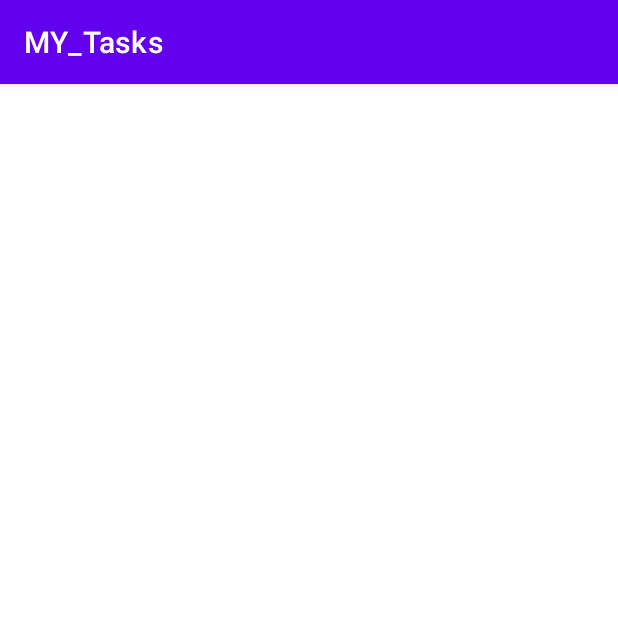
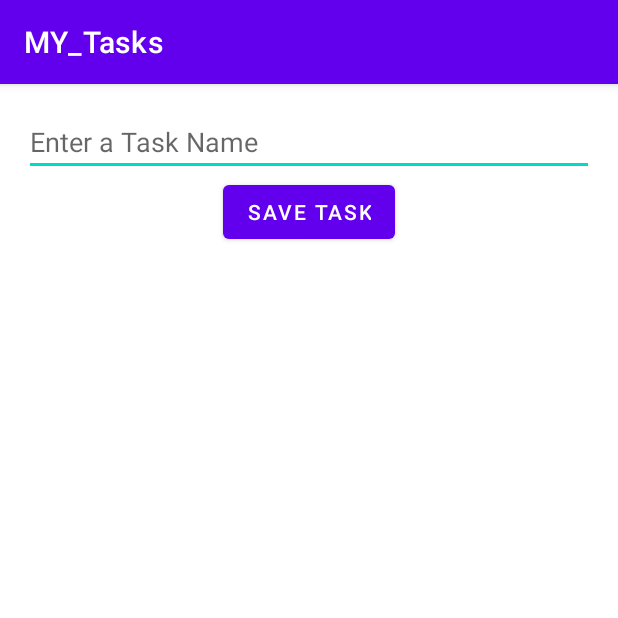
Before and after one commit to AntonJurkovskiy/MY_Tasks, an Android app: the screen it shows after launch (MainActivity), on a phone screen of 412 x 824 dp, the top half of it. Run offline under Robolectric (Android 15) with nearby library versions, the phone set to English and light mode, and no system bars; our stand-ins replace Room's generated code, data binding; 1 statement that could not run was skipped.

Commit message:
added DataBase

```diff
--- /dev/null
+++ b/app/src/main/java/com/azimut4946777/my_tasks/TaskDao.kt
@@ -0,0 +1,22 @@
+package com.azimut4946777.my_tasks
+
+import androidx.lifecycle.LiveData
+import androidx.room.*
+
+@Dao
+interface TaskDao {
+    @Insert
+   suspend  fun insert(task: Task)
+
+    @Update
+    suspend fun update(task: Task)
+
+    @Delete
+    suspend fun delete(task: Task)
+
+    @Query("SELECT * FROM task_table WHERE taskId = :taskId")
+    fun get(taskId: Long): LiveData<Task>
+
+    @Query("SELECT * FROM task_table ORDER BY taskId DESC")
+    fun getAll(): LiveData<List<Task>>
+}
--- /dev/null
+++ b/app/src/main/java/com/azimut4946777/my_tasks/TaskDatabase.kt
@@ -0,0 +1,30 @@
+package com.azimut4946777.my_tasks
+
+import android.content.Context
+import androidx.room.Database
+import androidx.room.Room
+import androidx.room.RoomDatabase
+
+@Database(entities = [Task::class], version = 1, exportSchema = false)
+abstract class TaskDatabase : RoomDatabase() {
+    abstract val taskDao: TaskDao
+
+    companion object {
+        @Volatile
+        private var INSTANCE: TaskDatabase? = null
+        fun getInstance(context: Context): TaskDatabase {
+            synchronized(this) {
+                var instance = INSTANCE
+                if (instance == null) {
+                    instance = Room.databaseBuilder(
+                        context.applicationContext,
+                        TaskDatabase::class.java,
+                        "tasks_database"
+                    ).build()
+                    INSTANCE = instance
+                }
+                return instance
+            }
+        }
+    }
+}
--- a/app/src/main/java/com/azimut4946777/my_tasks/TasksFragment.kt
+++ b/app/src/main/java/com/azimut4946777/my_tasks/TasksFragment.kt
@@ -5,25 +5,28 @@ import androidx.fragment.app.Fragment
 import android.view.LayoutInflater
 import android.view.View
 import android.view.ViewGroup
+import androidx.lifecycle.ViewModelProvider
 import com.azimut4946777.my_tasks.databinding.FragmentTasksBinding
 
 class TasksFragment : Fragment() {
     private var _binding: FragmentTasksBinding? = null
-private val binding get() = _binding!!
+    private val binding get() = _binding!!
     override fun onCreateView(
-        inflater: LayoutInflater, container: ViewGroup?,
-        savedInstanceState: Bundle?
+        inflater: LayoutInflater, container: ViewGroup?, savedInstanceState: Bundle?
     ): View? {
-_binding = FragmentTasksBinding.inflate(inflater,container,false)
-val view = binding.root
-
+        _binding = FragmentTasksBinding.inflate(inflater, container, false)
+        val view = binding.root
+        val application = requireNotNull(this.activity).application
+        val dao = TaskDatabase.getInstance(application).taskDao
+        val viewModelFactory = TasksViewModelFactory(dao)
+        val viewModel = ViewModelProvider(
+            this, viewModelFactory).get(TasksViewModel::class.java)
+        binding.viewModel = viewModel
+        binding.lifecycleOwner = viewLifecycleOwner
         return view
     }
-
     override fun onDestroyView() {
         super.onDestroyView()
         _binding = null
     }
-
-
 }
--- /dev/null
+++ b/app/src/main/java/com/azimut4946777/my_tasks/TasksViewModel.kt
@@ -0,0 +1,32 @@
+package com.azimut4946777.my_tasks
+
+import androidx.lifecycle.Transformations
+import androidx.lifecycle.ViewModel
+import androidx.lifecycle.viewModelScope
+import kotlinx.coroutines.launch
+
+class TasksViewModel(val dao: TaskDao) : ViewModel() {
+    var newTaskName = ""
+    private val tasks = dao.getAll()
+    val tasksString = Transformations.map(tasks) {
+            tasks -> formatTasks(tasks)
+    }
+    fun addTask() {
+        viewModelScope.launch {
+            val task = Task()
+            task.taskName = newTaskName
+            dao.insert(task)
+        }
+    }
+    fun formatTasks(tasks: List<Task>): String {
+        return tasks.fold("") {
+                str, item -> str + '\n' + formatTask(item)
+        }
+    }
+    fun formatTask(task: Task): String {
+        var str = "ID: ${task.taskId}"
+        str += '\n' + "Name: ${task.taskName}"
+        str += '\n' + "Complete: ${task.taskDone}" + '\n'
+        return str
+    }
+}
--- /dev/null
+++ b/app/src/main/java/com/azimut4946777/my_tasks/TasksViewModelFactory.kt
@@ -0,0 +1,14 @@
+package com.azimut4946777.my_tasks
+
+import androidx.lifecycle.ViewModel
+import androidx.lifecycle.ViewModelProvider
+
+class TasksViewModelFactory(private val dao: TaskDao)
+    : ViewModelProvider.Factory {
+    override fun <T: ViewModel?> create(modelClass: Class<T>): T {
+        if (modelClass.isAssignableFrom(TasksViewModel::class.java)) {
+            return TasksViewModel(dao) as T
+        }
+        throw IllegalArgumentException("Unknown ViewModel")
+    }
+}
--- a/app/src/main/res/layout/fragment_tasks.xml
+++ b/app/src/main/res/layout/fragment_tasks.xml
@@ -4,6 +4,9 @@
     xmlns:tools="http://schemas.android.com/tools"
     tools:context=".TasksFragment">
 <data>
+<variable
+    name="viewModel"
+    type="com.azimut4946777.my_tasks.TasksViewModel" />
 
 </data>
 
@@ -16,20 +19,22 @@
     android:layout_width="match_parent"
     android:layout_height="wrap_content"
     android:inputType="text"
-    android:hint="Enter a Task Name"/>
+    android:hint="Enter a Task Name"
+    android:text="@={viewModel.newTaskName}"/>
 
     <com.google.android.material.button.MaterialButton
         android:id="@+id/save_button"
         android:layout_width="wrap_content"
         android:layout_height="wrap_content"
         android:layout_gravity="center"
-        android:text="Save Task"/>
+        android:text="Save Task"
+        android:onClick="@{() ->viewModel.addTask()}"/>
 
     <TextView
         android:id="@+id/tasks"
         android:layout_width="match_parent"
         android:layout_height="wrap_content"
-        tools:text= "@string/hello_blank_fragment" />
+        android:text="@{viewModel.tasksString}" />
 
 </LinearLayout>
 </layout>
--- a/build.gradle
+++ b/build.gradle
@@ -4,7 +4,7 @@ buildscript {
         mavenCentral()
     }
     ext.lifecycle_version = "2.3.1"
-    ext.room_version = "2.4.1"
+    ext.room_version = "2.4.3"
     dependencies {
         classpath 'com.android.tools.build:gradle:7.2.0'
         classpath 'org.jetbrains.kotlin:kotlin-gradle-plugin:1.7.0'
```
Also changed, not shown: app/src/main/java/com/azimut4946777/my_tasks/Task.kt (added, +15 -0 lines).
